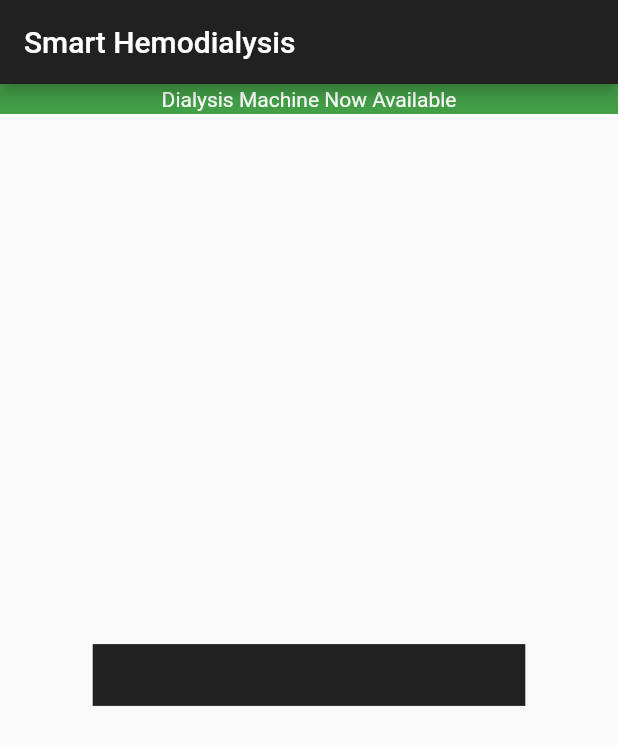
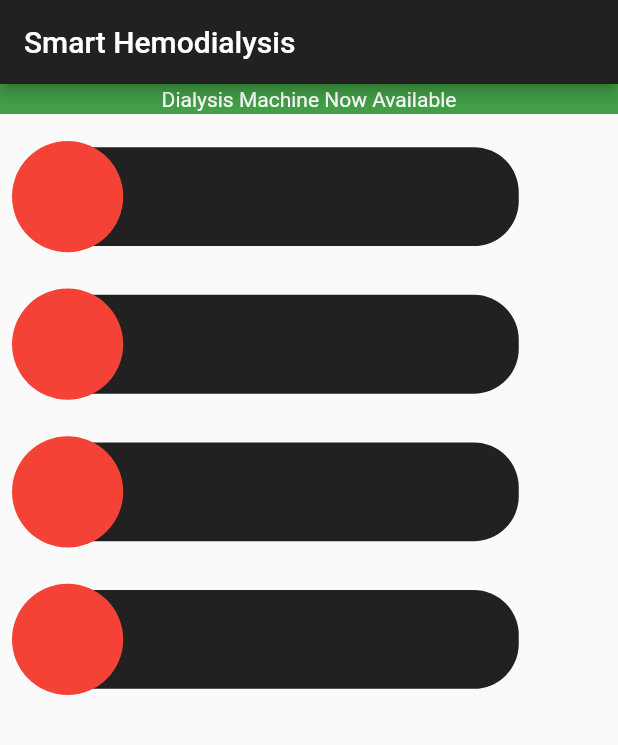
Before and after one commit to Zeyad-Amr/Pre-Dialysis, a Flutter app: the Home screen opened directly, on a phone screen of 412 x 824 dp. Shown: the top 745 px of the screen. Run offline on Flutter 3.47's test engine with Material 2 defaults, Android fonts, the phone set to English and light mode, and no system bars; our stand-ins replace firebase_core; missing offline and left inert: flutter_overboard, splash_screen_view; accounts and stored records are empty.

```diff
--- a/control_app/lib/home.dart
+++ b/control_app/lib/home.dart
@@ -15,7 +15,16 @@ class _HomeState extends State<Home> {
     if (kIsWeb) {
       debugPrint("Hello Web");
     }
-
+    double widths = 0;
+    double heights = 0;
+    if (MediaQuery.of(context).orientation == Orientation.portrait) {
+      widths = MediaQuery.of(context).size.width;
+      heights = MediaQuery.of(context).size.height;
+    } else if (kIsWeb ||
+        MediaQuery.of(context).orientation == Orientation.landscape) {
+      widths = MediaQuery.of(context).size.height;
+      heights = MediaQuery.of(context).size.width;
+    }
     return Scaffold(
       appBar: AppBar(
           title: const Text("Smart Hemodialysis"),
@@ -31,14 +40,32 @@ class _HomeState extends State<Home> {
             height: 20,
           ),
           Expanded(
-              child: Column(
-            mainAxisAlignment: MainAxisAlignment.center,
-            children: const [
-              Strip(
-                icon: Icon(Icons.thermostat),
-                txt: 'Temperature',
-              ),
-            ],
+              child: Padding(
+            padding: const EdgeInsets.symmetric(vertical: 10),
+            child: ListView(
+              children: const [
+                Padding(
+                  padding: EdgeInsets.all(8.0),
+                  child:
+                      Strip(icon: Icon(Icons.thermostat), txt: 'Temperature'),
+                ),
+                Padding(
+                  padding: EdgeInsets.all(8.0),
+                  child:
+                      Strip(icon: Icon(Icons.thermostat), txt: 'Temperature'),
+                ),
+                Padding(
+                  padding: EdgeInsets.all(8.0),
+                  child:
+                      Strip(icon: Icon(Icons.thermostat), txt: 'Temperature'),
+                ),
+                Padding(
+                  padding: EdgeInsets.all(8.0),
+                  child:
+                      Strip(icon: Icon(Icons.thermostat), txt: 'Temperature'),
+                ),
+              ],
+            ),
           )),
         ],
       ),
--- a/control_app/lib/widgets/strip_widget.dart
+++ b/control_app/lib/widgets/strip_widget.dart
@@ -1,3 +1,4 @@
+import 'package:flutter/foundation.dart';
 import 'package:flutter/material.dart';
 
 class Strip extends StatelessWidget {
@@ -11,18 +12,51 @@ class Strip extends StatelessWidget {
 
   @override
   Widget build(BuildContext context) {
-    double widths = MediaQuery.of(context).size.width;
-    double heights = MediaQuery.of(context).size.height;
-
-    return Stack(
-      children: [
-        Positioned(
+    if (kIsWeb) {
+      debugPrint("Hello Web");
+    }
+    double widths = 0;
+    double heights = 0;
+    if (MediaQuery.of(context).orientation == Orientation.portrait) {
+      widths = MediaQuery.of(context).size.width;
+      heights = MediaQuery.of(context).size.height;
+    } else if (kIsWeb ||
+        MediaQuery.of(context).orientation == Orientation.landscape) {
+      widths = MediaQuery.of(context).size.height;
+      heights = MediaQuery.of(context).size.width;
+    }
+    return SizedBox(
+      height: widths * 0.2,
+      width: widths * 0.82,
+      child: Stack(
+        children: [
+          Positioned(
+            left: widths * 0.02,
+            top: widths * 0.01,
             child: Container(
-          width: widths * 0.7,
-          height: heights * 0.05,
-          color: Colors.grey[900],
-        ))
-      ],
+              decoration: BoxDecoration(
+                color: Colors.grey[900],
+                borderRadius: BorderRadius.circular(30),
+              ),
+              width: widths * 0.8,
+              height: widths * 0.16,
+            ),
+          ),
+          Positioned(
+            left: 0,
+            top: 0,
+            child: Container(
+              padding: const EdgeInsets.all(10),
+              width: widths * 0.18,
+              height: widths * 0.18,
+              decoration: BoxDecoration(
+                color: Colors.red,
+                borderRadius: BorderRadius.circular(100),
+              ),
+            ),
+          ),
+        ],
+      ),
     );
   }
 }
--- a/control_app/pubspec.yaml
+++ b/control_app/pubspec.yaml
@@ -36,7 +36,7 @@ dependencies:
   # google_nav_bar: ^5.0.5
   splash_screen_view: ^3.0.0
   flutter_overboard: ^3.1.1
-  firebase_core: ^1.16.0
+  firebase_core:
   # flutter_launcher_icons: "^0.9.2"
 
 dev_dependencies:
```
Also changed, not shown: 2 other files.
